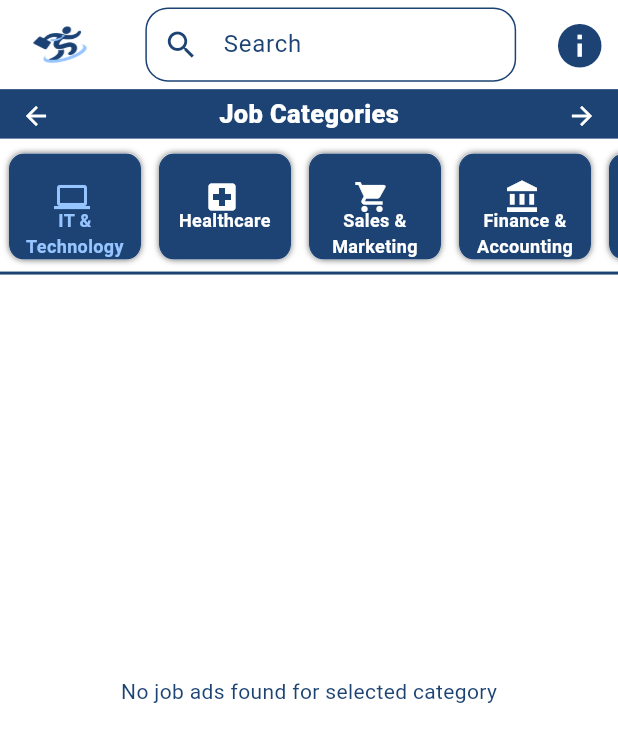
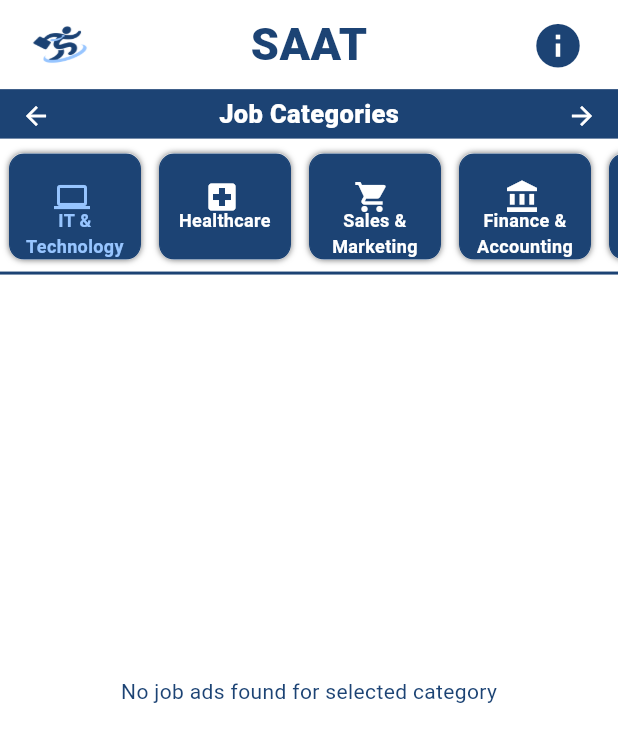
Before and after one commit to Saif334476/saat_recruitment, a Flutter app: the JobSeekerHomePage screen opened directly, on a phone screen of 412 x 824 dp. Shown: the top 742 px of the screen. Run offline on Flutter 3.47's test engine with Material 3 defaults, Android fonts, the phone set to English and light mode, and no system bars; our stand-ins replace cloud_firestore, file_picker, firebase_auth, firebase_core, firebase_storage, gap and 3 more; missing offline and left inert: email_otp, syncfusion_flutter_pdfviewer; accounts and stored records are empty; Roboto replaces fonts that are missing (Georgia).

Commit message:
fixed ui/ux

```diff
--- a/lib/job_seeker_pages/dashboard/bottom_navigation/home.dart
+++ b/lib/job_seeker_pages/dashboard/bottom_navigation/home.dart
@@ -2,8 +2,8 @@ import 'package:cloud_firestore/cloud_firestore.dart';
 import 'package:flutter/material.dart';
 import 'package:saat_recruitment/job_seeker_pages/dashboard/job_info.dart';
 import 'package:share/share.dart';
+import '../../../Models/job.dart';
 import '../../../reusable_widgets/reusable_widget.dart';
-import '../job_info.dart';
 import 'job_categories.dart';
 
 class JobSeekerHomePage extends StatefulWidget {
@@ -15,7 +15,6 @@ class JobSeekerHomePage extends StatefulWidget {
 }
 
 class _JobSeekerHomePageState extends State<JobSeekerHomePage> {
-  final TextEditingController searchController = TextEditingController();
   String _selectedCategory = "IT & Technology";
   final List<JobCategory> jobCategories = [
     JobCategory(icon: Icons.computer, name: 'IT & Technology'),
@@ -30,6 +29,7 @@ class _JobSeekerHomePageState extends State<JobSeekerHomePage> {
     JobCategory(icon: Icons.school, name: 'Education & Training'),
     JobCategory(icon: Icons.devices_other_rounded, name: 'Other Jobs'),
   ];
+  final TextEditingController _searchController = TextEditingController();
 
   @override
   Widget build(BuildContext context) {
@@ -46,36 +46,44 @@ class _JobSeekerHomePageState extends State<JobSeekerHomePage> {
               child: Row(
                 mainAxisAlignment: MainAxisAlignment.spaceBetween,
                 children: [
-                  Container(
-                    child: Image.asset(
+                  Image.asset(
                     height: 80,
                     width: 80,
                     "assets/sirf_logo.png",
                     fit: BoxFit.fill,
                   ),
+                  // SizedBox(
+                  //   width: MediaQuery.of(context).size.width * 0.6,
+                  //   child: textFormField("Search", Icons.search, false,
+                  //       onChanged: ,
+                  //       keyboard: TextInputType.text,
+                  //       controller: _searchController, validator: (ting) {
+                  //     return null;
+                  //   }),
+                  // ),
+                  const Text(
+                    "SAAT",
+                    style: TextStyle(
+                        fontWeight: FontWeight.w900,
+                        fontSize: 30,
+                        fontFamily: "Georgia"),
                   ),
                   SizedBox(
-                    width: MediaQuery.of(context).size.width * 0.6,
-                    child: textFormField("Search", Icons.search, false,
-                        onChanged: () {},
-                        keyboard: TextInputType.text,
-                        controller: searchController, validator: (ting) {
-                      return null;
-                    }),
-                  ),
-                  IconButton(
+                    height: 80,
+                    width: 80,
+                    child: IconButton(
                         onPressed: () {},
                         icon: const Icon(
                           Icons.info,
                           size: 35,
-                      ))
+                        )),
+                  )
                 ],
               ),
             ),
             const SizedBox(
               height: 5,
             ),
-
             JobCategories(
               jobCategories: jobCategories,
               onCategorySelected: (category) {
@@ -136,8 +144,7 @@ class JobsWidget extends StatelessWidget {
                     itemBuilder: (context, index) {
                       DocumentSnapshot jobAdDoc = snapshot.data!.docs[index];
                       String category = jobAdDoc['selectedCategory'];
-                      IconData categoryIcon =
-                          Icons.help_outline; // Default icon if not found
+                      IconData categoryIcon = Icons.help_outline;
                       JobCategory? categoryItem = jobCategories.firstWhere(
                         (categoryObj) => categoryObj.name == category,
                         orElse: () => JobCategory(
--- a/lib/reusable_widgets/reusable_widget.dart
+++ b/lib/reusable_widgets/reusable_widget.dart
@@ -113,7 +113,7 @@ DropdownButtonFormField dropDown({
     items: items,
     onSaved: onSaved,
     dropdownColor: const Color(0xFF97C5FF),
-    validator: validator, // No need for null check
+    validator: validator,
     onChanged: onChanged,
   );
 }
```
Lines whose indentation alone changed are shown as unchanged.
